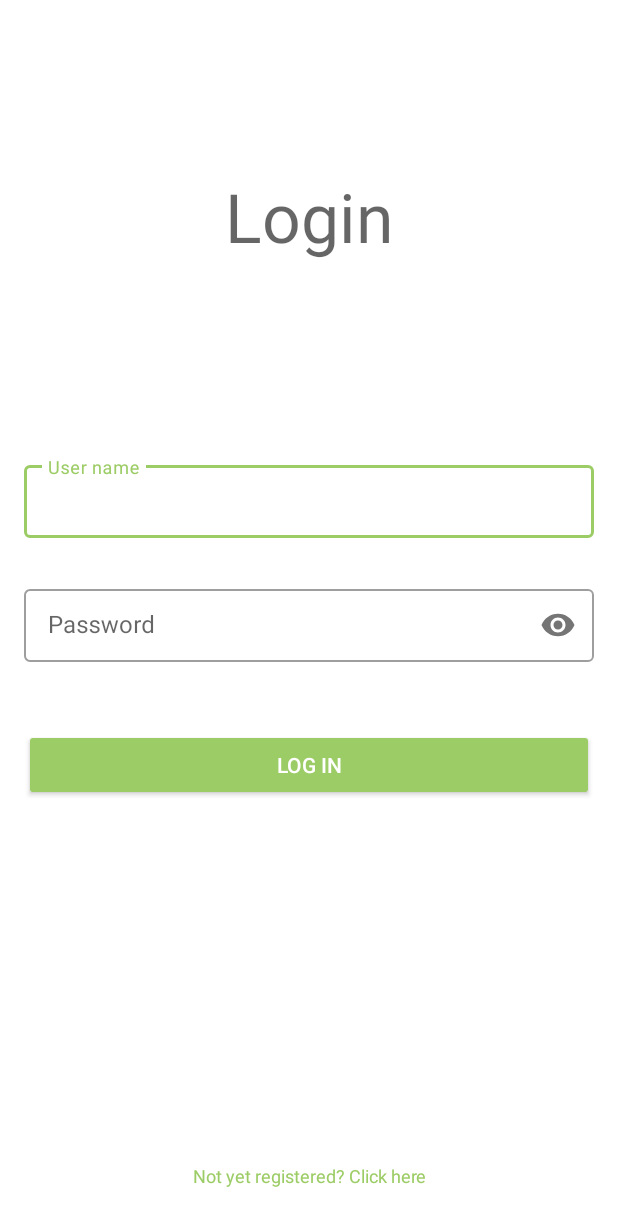
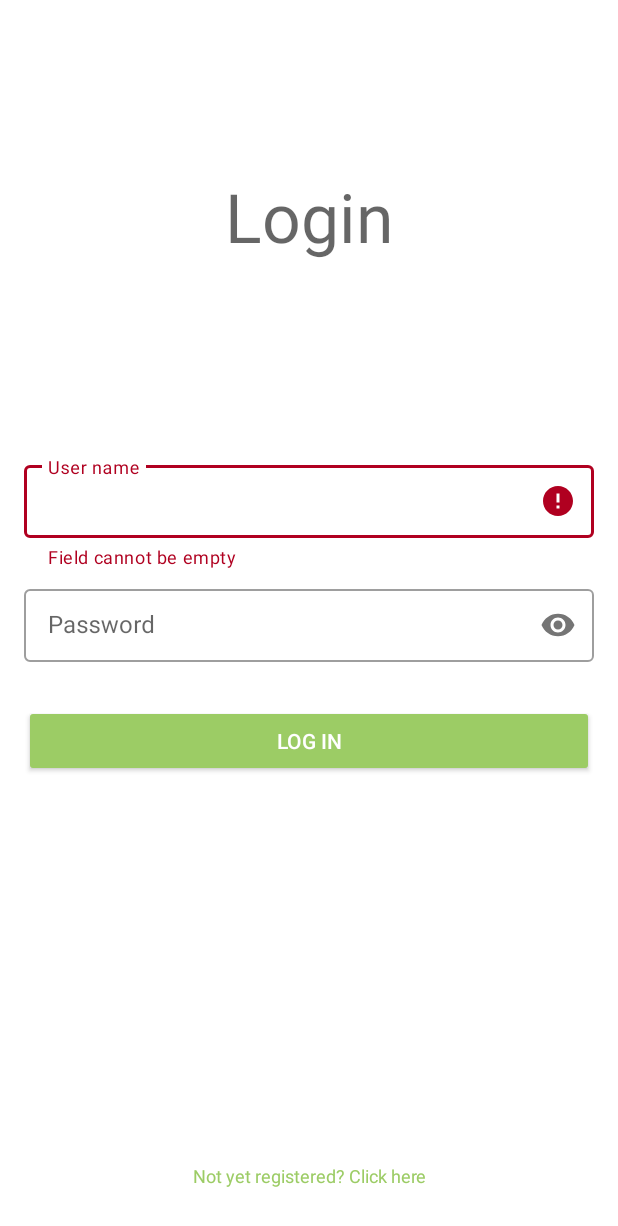
Before and after one commit to kristof12345/SzamitogepBiztonsagHF, an Android app: the screen it shows after launch (LoginActivity), after a tap on "LOG IN", on a phone screen of 412 x 824 dp. Shown: the top 1226 px of the screen. Run offline under Robolectric (Android 15) with nearby library versions, the phone set to English and light mode, and no system bars.

Commit message:
Add login UI code-behind

```diff
--- a/Android/app/src/main/java/com/itsecurityteam/caffstore/view/fragments/LoginFragment.kt
+++ b/Android/app/src/main/java/com/itsecurityteam/caffstore/view/fragments/LoginFragment.kt
@@ -2,17 +2,23 @@ package com.itsecurityteam.caffstore.view.fragments
 
 import android.os.Bundle
 import android.text.Editable
+import android.util.Log
 import android.view.LayoutInflater
 import android.view.View
 import android.view.ViewGroup
 import androidx.core.widget.addTextChangedListener
 import androidx.fragment.app.Fragment
 import androidx.lifecycle.ViewModelProvider
+import androidx.lifecycle.observe
 import androidx.navigation.fragment.NavHostFragment
+import com.google.android.material.snackbar.Snackbar
 import com.google.android.material.textfield.TextInputEditText
+import com.google.android.material.textfield.TextInputLayout
 import com.itsecurityteam.caffstore.R
+import com.itsecurityteam.caffstore.exceptions.ValidationException
 import com.itsecurityteam.caffstore.viewmodel.LoginViewModel
 import kotlinx.android.synthetic.main.fragment_login.*
+import kotlinx.android.synthetic.main.fragment_register.*
 
 
 class LoginFragment : Fragment() {
@@ -31,25 +37,72 @@ class LoginFragment : Fragment() {
         super.onViewCreated(view, savedInstanceState)
         viewModel = ViewModelProvider(requireActivity())[LoginViewModel::class.java]
 
-        addTextValidator(tietLoginName) { viewModel.validateName(it) }
-        addTextValidator(tietLoginPassword) { viewModel.validatePassword(it) }
-
         btToRegister.setOnClickListener {
             NavHostFragment.findNavController(this).navigate(R.id.action_login_to_register)
         }
 
-        btLogin.setOnClickListener {
+        btLogin.setOnClickListener { btn ->
+            var ok = validateField(tilLoginName) { viewModel.validateName(it) }
+            ok = ok && validateField(tilLoginPassword) { viewModel.validatePassword(it) }
+            if (!ok) return@setOnClickListener
 
+            tvLoginError?.let {
+                it.text = null
+                it.visibility = View.GONE
+            }
+
+            setAvailability(false)
+
+            viewModel.login(tietLoginName.text.toString(), tietLoginPassword.text.toString())
+        }
+
+        viewModel.NetworkResult.observe(viewLifecycleOwner) {result ->
+            Log.i("LoginFragment", "Network result observed")
+
+            when (result.success) {
+                true -> {
+                    // Transact to activity
+                }
+                false -> {
+                    tvLoginError?.let {
+                        it.text = getString(result.errorCode)
+                        it.visibility = View.VISIBLE
+                    }
+
+                    // TODO: Check on return what happens (from next activity to this)
+                    setAvailability(true)
+                }
+            }
         }
     }
 
-    private fun addTextValidator(editText: TextInputEditText, validator: (text: Editable?) -> Unit) {
-        editText.addTextChangedListener { text: Editable? ->
-            try {
-                validator(text)
-            } catch (exception: RuntimeException) {
-                editText.error = exception.message
-            }
+    private fun validateField(
+        layout: TextInputLayout,
+        validator: (text: Editable?) -> Unit
+    ): Boolean {
+        val editText = layout.editText ?: return false
+        val text = editText.text ?: return false
+
+        try {
+            if (text.isEmpty()) throw ValidationException(R.string.error_empty_input)
+
+            validator(text)
+            layout.error = null
+        } catch (exception: ValidationException) {
+            layout.error = getString(exception.stringCode)
+            return false
+        } catch (exception: Exception) {
+            layout.error = exception.message
+            return false
         }
+
+        return true
+    }
+
+    private fun setAvailability(enabled: Boolean) {
+        btLogin.isEnabled = enabled
+        btToRegister.isEnabled = enabled
+        tietLoginName.isEnabled = enabled
+        tietLoginPassword.isEnabled = enabled
     }
 }
--- a/Android/app/src/main/res/layout/fragment_login.xml
+++ b/Android/app/src/main/res/layout/fragment_login.xml
@@ -73,13 +73,13 @@
         android:layout_width="0dp"
         android:layout_height="wrap_content"
         android:layout_marginStart="16dp"
-        android:layout_marginTop="24dp"
+        android:layout_marginTop="8dp"
         android:layout_marginEnd="16dp"
         android:text="@string/log_in"
         android:textSize="14sp"
         app:layout_constraintEnd_toEndOf="parent"
         app:layout_constraintStart_toStartOf="parent"
-        app:layout_constraintTop_toBottomOf="@+id/tilLoginPassword" />
+        app:layout_constraintTop_toBottomOf="@+id/tvLoginError" />
 
     <Button
         android:id="@+id/btToRegister"
@@ -95,4 +95,15 @@
         app:layout_constraintBottom_toBottomOf="parent"
         app:layout_constraintEnd_toEndOf="parent"
         app:layout_constraintStart_toStartOf="parent" />
+
+    <TextView
+        android:id="@+id/tvLoginError"
+        android:layout_width="wrap_content"
+        android:layout_height="wrap_content"
+        android:textColor="@color/design_default_color_error"
+        android:visibility="gone"
+        app:layout_constraintEnd_toEndOf="@+id/tilLoginPassword"
+        app:layout_constraintTop_toBottomOf="@+id/tilLoginPassword"
+        tools:text="Lorem ipsum"
+        tools:visibility="visible" />
 </androidx.constraintlayout.widget.ConstraintLayout>
```
Also changed, not shown: Android/app/src/main/java/com/itsecurityteam/caffstore/viewmodel/LoginViewModel.kt (+5 -4 lines).
